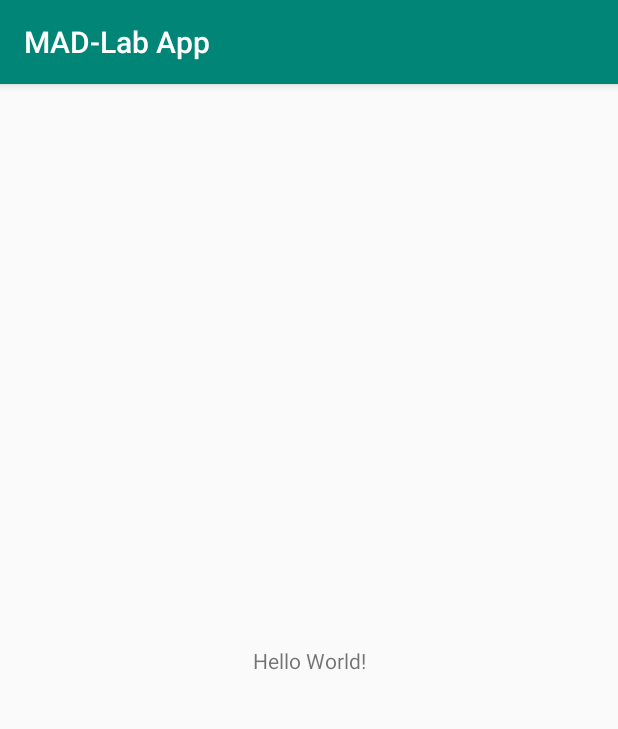
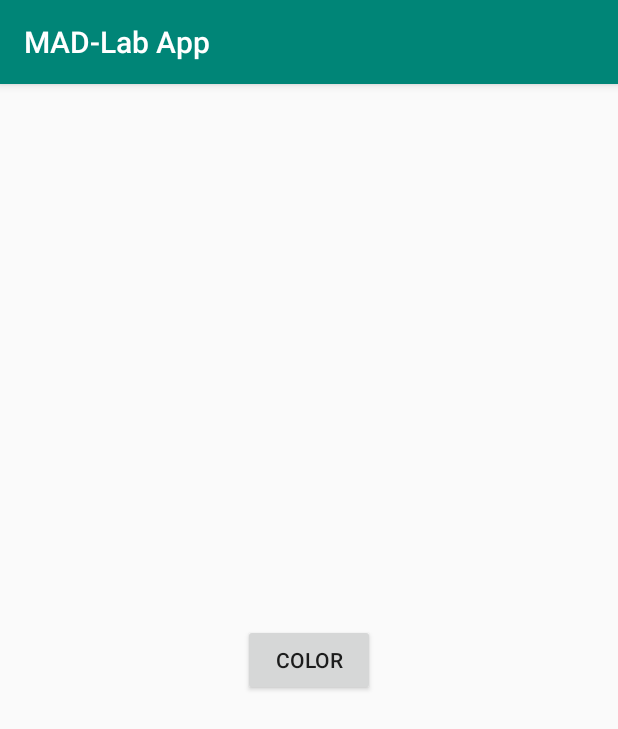
Before and after one commit to DroidFreak32/MADLabApps, an Android app: the screen it shows after launch (MainActivity), on a phone screen of 412 x 824 dp. Shown: the top 729 px of the screen. Run offline under Robolectric (Android 15) with nearby library versions, the phone set to English and light mode, and no system bars.

Commit message:
Add code

```diff
--- a/app/src/main/java/com/example/student/mad_labapp/MainActivity.java
+++ b/app/src/main/java/com/example/student/mad_labapp/MainActivity.java
@@ -1,13 +1,35 @@
 package com.example.student.mad_labapp;
 
+import android.graphics.Color;
 import android.support.v7.app.AppCompatActivity;
 import android.os.Bundle;
+import android.view.View;
+import android.widget.Button;
+import android.widget.RelativeLayout;
+
+import java.util.Random;
 
 public class MainActivity extends AppCompatActivity {
+
+    Button colorButton;
+    RelativeLayout rl;
 
     @Override
     protected void onCreate(Bundle savedInstanceState) {
         super.onCreate(savedInstanceState);
         setContentView(R.layout.activity_main);
+        colorButton = findViewById(R.id.colorButton);
+        rl = findViewById(R.id.rl);
+        colorButton.setOnClickListener(new View.OnClickListener() {
+            @Override
+            public void onClick(View v) {
+                Random ranColor = new Random();
+                rl.setBackgroundColor(Color.rgb(
+                        ranColor.nextInt(256),  // R
+                        ranColor.nextInt(256),  // G
+                        ranColor.nextInt(256)   // B
+                ));
+            }
+        });
     }
 }
--- a/app/src/main/res/layout/activity_main.xml
+++ b/app/src/main/res/layout/activity_main.xml
@@ -1,18 +1,16 @@
 <?xml version="1.0" encoding="utf-8"?>
-<android.support.constraint.ConstraintLayout xmlns:android="http://schemas.android.com/apk/res/android"
+<RelativeLayout xmlns:android="http://schemas.android.com/apk/res/android"
     xmlns:app="http://schemas.android.com/apk/res-auto"
     xmlns:tools="http://schemas.android.com/tools"
     android:layout_width="match_parent"
     android:layout_height="match_parent"
+    android:id="@+id/rl"
     tools:context=".MainActivity">
 
-    <TextView
+    <Button
+        android:id="@+id/colorButton"
         android:layout_width="wrap_content"
         android:layout_height="wrap_content"
-        android:text="Hello World!"
-        app:layout_constraintBottom_toBottomOf="parent"
-        app:layout_constraintLeft_toLeftOf="parent"
-        app:layout_constraintRight_toRightOf="parent"
-        app:layout_constraintTop_toTopOf="parent" />
-
-</android.support.constraint.ConstraintLayout>
+        android:layout_centerInParent="true"
+        android:text="Color" />
+</RelativeLayout>
```
